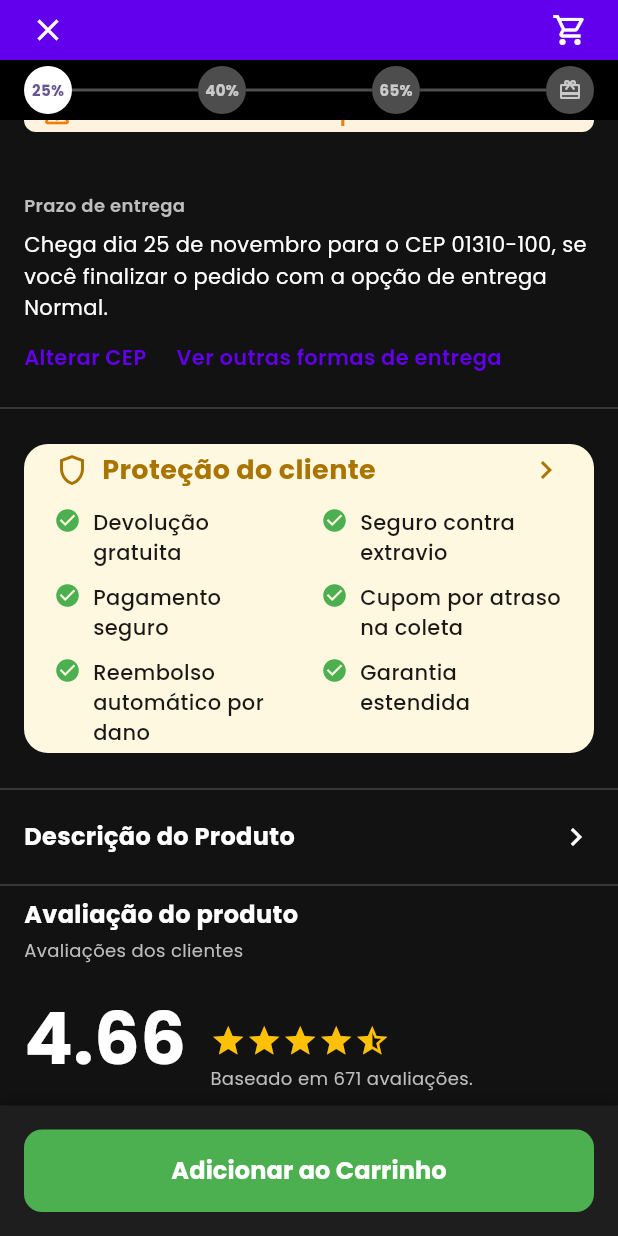
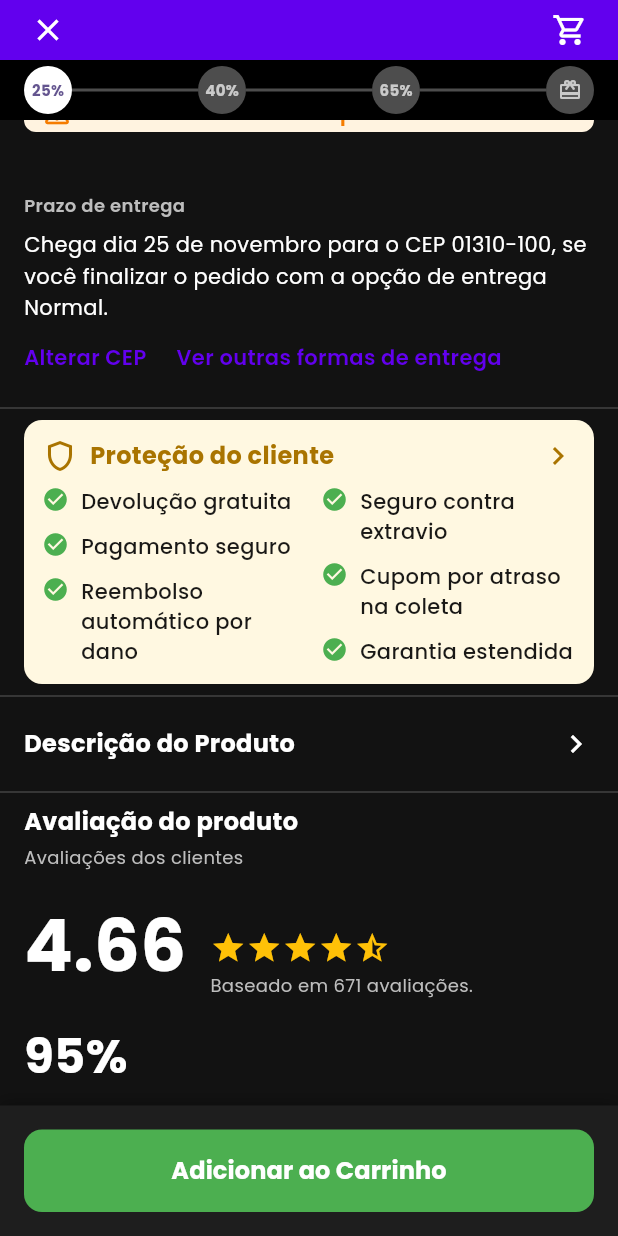
Before and after one commit to italoandres/eshop-admin-panel-updated, a Flutter app: the ProductDetailPage screen opened directly with empty values, scrolled down 1152 dp, on a phone screen of 412 x 824 dp. Run offline on Flutter 3.47's test engine with Material 3 defaults, Android fonts, the phone set to English and light mode, and no system bars; our stand-ins replace cached_network_image, carousel_slider, dio, flutter_riverpod, flutter_secure_storage, freezed_annotation and 6 more; accounts and stored records are empty.

Commit message:
feat(ui): compact product page — phase 2 (cards compacted / related grid)

```diff
--- a/lib/features/products/presentation/pages/product_detail_page.dart
+++ b/lib/features/products/presentation/pages/product_detail_page.dart
@@ -1275,32 +1275,32 @@ class _ProductDetailPageState extends ConsumerState<ProductDetailPage> {
       crossAxisAlignment: CrossAxisAlignment.start,
       children: [
         Padding(
-          padding: const EdgeInsets.symmetric(horizontal: 16),
+          padding: const EdgeInsets.symmetric(horizontal: spaceL), // FASE 2: 16px
           child: Text(
             'Comentários mais recentes',
             style: const TextStyle(
-              fontSize: 16,
+              fontSize: fontSectionTitle, // FASE 2: 16px
               fontWeight: FontWeight.bold,
               color: Colors.white,
             ),
           ),
         ),
-        const SizedBox(height: 16),
+        const SizedBox(height: spaceL), // FASE 2: 16px
         SizedBox(
           height: 180,
           child: ListView.builder(
             scrollDirection: Axis.horizontal,
-            padding: const EdgeInsets.symmetric(horizontal: 16),
+            padding: const EdgeInsets.symmetric(horizontal: spaceL), // FASE 2: 16px
             itemCount: mockReviews.length,
             itemBuilder: (context, index) {
               final review = mockReviews[index];
               return Container(
                 width: 280,
-                margin: const EdgeInsets.only(right: 12),
-                padding: const EdgeInsets.all(16),
+                margin: const EdgeInsets.only(right: spaceS), // FASE 2: card margin-bottom 8px
+                padding: const EdgeInsets.all(spaceM), // FASE 2: card padding 12px
                 decoration: BoxDecoration(
                   color: Colors.grey[850],
-                  borderRadius: BorderRadius.circular(12),
+                  borderRadius: BorderRadius.circular(cardRadius), // FASE 2: 12px
                   border: Border.all(color: Colors.grey[800]!),
                 ),
                 child: Column(
@@ -1314,11 +1314,11 @@ class _ProductDetailPageState extends ConsumerState<ProductDetailPage> {
                               ? Icons.star
                               : Icons.star_border,
                           color: Colors.amber,
-                          size: 18,
+                          size: starSize, // FASE 2: star size 16px
                         );
                       }),
                     ),
-                    const SizedBox(height: 12),
+                    const SizedBox(height: spaceS), // FASE 2: 8px
                     // Nome do cliente
                     Text(
                       review['user'] as String,
--- a/lib/features/products/presentation/widgets/product_customer_protection.dart
+++ b/lib/features/products/presentation/widgets/product_customer_protection.dart
@@ -1,5 +1,6 @@
 import 'package:flutter/material.dart';
 import '../pages/customer_protection_page.dart';
+import '../../../../core/theme/design_tokens.dart';
 
 class ProductCustomerProtectionSection extends StatelessWidget {
   const ProductCustomerProtectionSection({Key? key}) : super(key: key);
@@ -11,7 +12,7 @@ class ProductCustomerProtectionSection extends StatelessWidget {
     const checkGreen = Color(0xFF4CAF50);
 
     return Padding(
-      padding: const EdgeInsets.symmetric(horizontal: 16, vertical: 16),
+      padding: const EdgeInsets.symmetric(horizontal: spaceL, vertical: 0), // FASE 2: horizontal 16px
       child: GestureDetector(
         onTap: () {
           showModalBottomSheet(
@@ -22,10 +23,10 @@ class ProductCustomerProtectionSection extends StatelessWidget {
           );
         },
         child: Container(
-          padding: const EdgeInsets.symmetric(horizontal: 20, vertical: 4),
+          padding: const EdgeInsets.all(spaceM), // FASE 2: padding interno 12px
           decoration: BoxDecoration(
             color: lightYellow,
-            borderRadius: BorderRadius.circular(16),
+            borderRadius: BorderRadius.circular(cardRadius), // FASE 2: corner radius 12px
           ),
           child: Column(
             crossAxisAlignment: CrossAxisAlignment.start,
@@ -38,12 +39,12 @@ class ProductCustomerProtectionSection extends StatelessWidget {
                     color: goldenBrown,
                     size: 24,
                   ),
-                  const SizedBox(width: 8),
+                  const SizedBox(width: spaceS), // FASE 2: 8px
                   const Expanded(
                     child: Text(
                       'Proteção do cliente',
                       style: TextStyle(
-                        fontSize: 18,
+                        fontSize: fontSectionTitle, // FASE 2: 16px
                         fontWeight: FontWeight.bold,
                         color: goldenBrown,
                       ),
@@ -56,7 +57,7 @@ class ProductCustomerProtectionSection extends StatelessWidget {
                   ),
                 ],
               ),
-              const SizedBox(height: 12),
+              const SizedBox(height: spaceS), // FASE 2: gap entre icon row e content 8px
               // Lista de benefícios em 2 colunas
               Row(
                 crossAxisAlignment: CrossAxisAlignment.start,
@@ -124,12 +125,12 @@ class ProductCustomerProtectionSection extends StatelessWidget {
           color: icon,
           size: 18,
         ),
-        const SizedBox(width: 8),
+        const SizedBox(width: spaceS), // FASE 2: 8px
         Expanded(
           child: Text(
             text,
             style: TextStyle(
-              fontSize: 14,
+              fontSize: fontBody, // FASE 2: 14px
               fontWeight: FontWeight.w500,
               color: Colors.black.withOpacity(0.9),
               height: 1.4,
```
Also changed, not shown: lib/features/bundles/presentation/widgets/product_bundle_section.dart (+15 -14 lines), lib/features/related_products/presentation/widgets/related_products_section.dart (+16 -15 lines).
